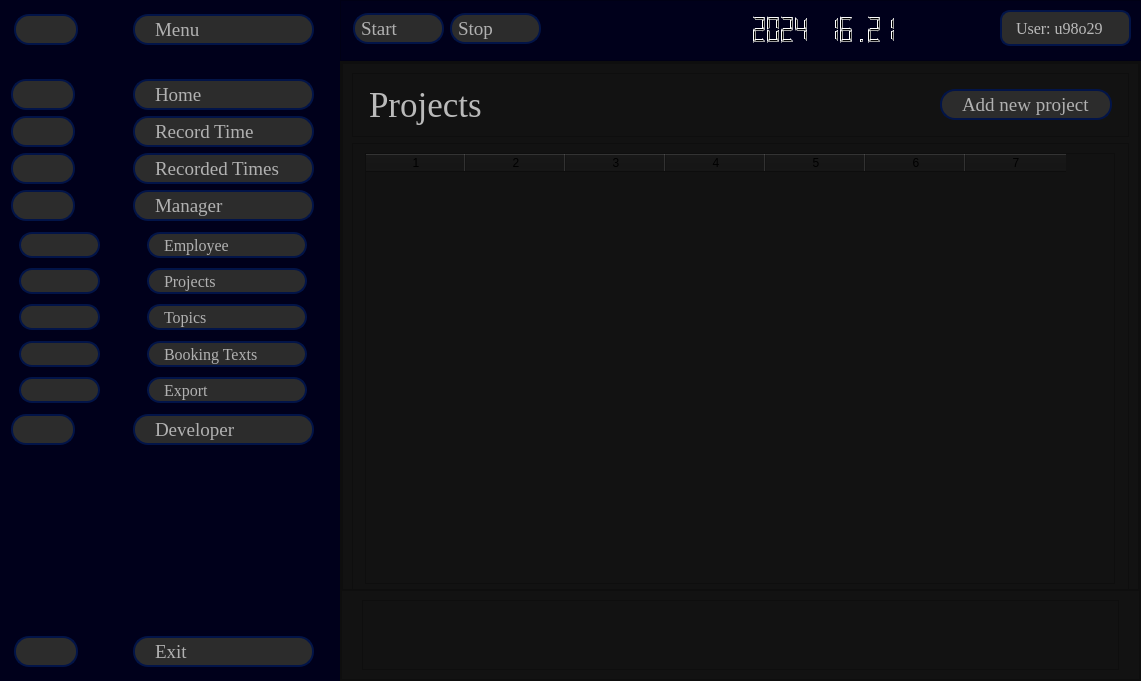
First picture: the form in gui/qtProjects/mainUI.ui, repository gyulii/EffiSync, before the edit.
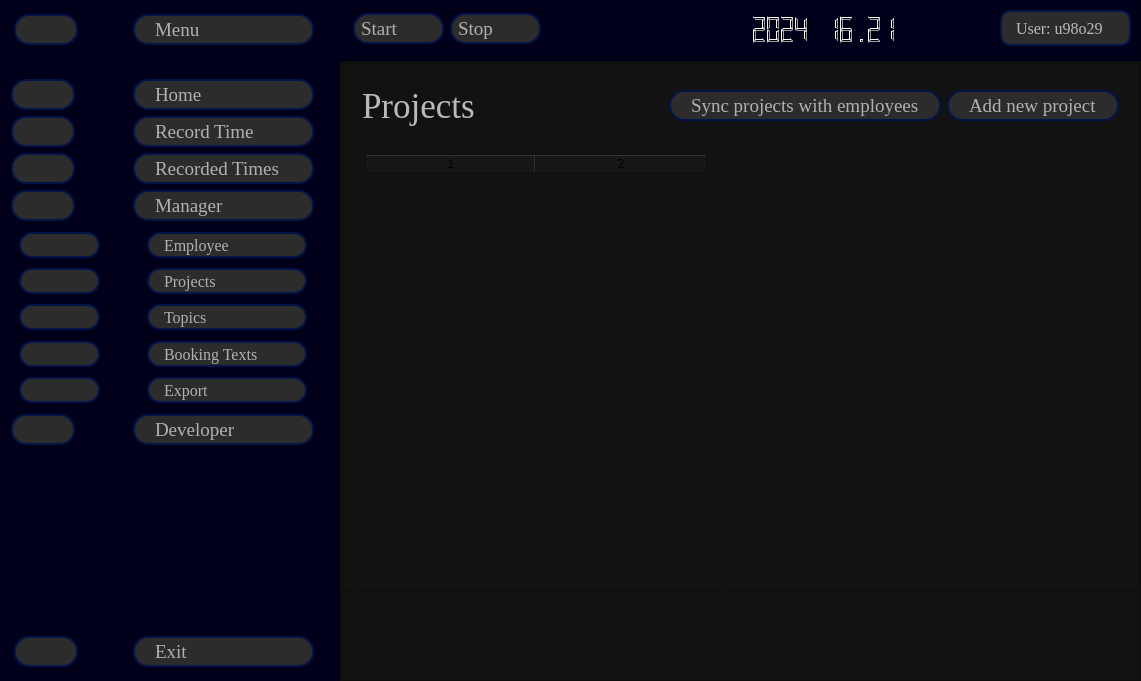
Second picture: the form after the edit. The open tabs and pages were chosen to show the change. Icons and pictures are not drawn.

The edit to the form file:
```diff
--- a/gui/qtProjects/mainUI.ui
+++ b/gui/qtProjects/mainUI.ui
@@ -2106,21 +2106,6 @@
                     <enum>QFrame::Raised</enum>
                    </property>
                    <layout class="QHBoxLayout" name="horizontalLayout_24">
-                    <property name="spacing">
-                     <number>0</number>
-                    </property>
-                    <property name="leftMargin">
-                     <number>16</number>
-                    </property>
-                    <property name="topMargin">
-                     <number>0</number>
-                    </property>
-                    <property name="rightMargin">
-                     <number>16</number>
-                    </property>
-                    <property name="bottomMargin">
-                     <number>0</number>
-                    </property>
                     <item>
                      <widget class="QLabel" name="projectsTitle">
                       <property name="sizePolicy">
@@ -2140,6 +2125,46 @@
                       </property>
                      </widget>
                     </item>
+                    <item>
+                     <widget class="QPushButton" name="syncProjectsBtn">
+                      <property name="minimumSize">
+                       <size>
+                        <width>0</width>
+                        <height>31</height>
+                       </size>
+                      </property>
+                      <property name="font">
+                       <font>
+                        <family>Times New Roman</family>
+                        <pointsize>14</pointsize>
+                       </font>
+                      </property>
+                      <property name="styleSheet">
+                       <string notr="true">QPushButton{
+	background-color: rgb(44, 44, 44);
+	border: 2px solid  rgb(2, 20, 72);
+	border-radius: 15px;
+	color: rgb(177, 177, 177);
+	padding-left: 20px;
+	padding-right: 20px;
+	text-align: left;
+}
+QPushButton::hover{
+	background-color: rgb(23, 32, 42);
+}
+QPushButton::pressed{
+	background-color: rgb(3, 1, 59)
+}</string>
+                      </property>
+                      <property name="text">
+                       <string>Sync projects with employees</string>
+                      </property>
+                      <property name="icon">
+                       <iconset resource="../resources/icons/dark/iconsDark.qrc">
+                        <normaloff>:/iconsDark/icons/plus.svg</normaloff>:/iconsDark/icons/plus.svg</iconset>
+                      </property>
+                     </widget>
+                    </item>
                     <item>
                      <widget class="QPushButton" name="addNewProjectBtn">
                       <property name="minimumSize">
@@ -2186,7 +2211,7 @@
                  <item>
                   <widget class="QFrame" name="projectsContentFrame">
                    <property name="sizePolicy">
-                    <sizepolicy hsizetype="Expanding" vsizetype="Expanding">
+                    <sizepolicy hsizetype="Maximum" vsizetype="Maximum">
                      <horstretch>0</horstretch>
                      <verstretch>0</verstretch>
                     </sizepolicy>
@@ -2206,10 +2231,19 @@
                     </property>
                     <item>
                      <widget class="QTableWidget" name="projectsTable">
+                      <property name="enabled">
+                       <bool>true</bool>
+                      </property>
+                      <property name="sizePolicy">
+                       <sizepolicy hsizetype="Maximum" vsizetype="Expanding">
+                        <horstretch>0</horstretch>
+                        <verstretch>0</verstretch>
+                       </sizepolicy>
+                      </property>
                       <property name="minimumSize">
                        <size>
-                        <width>748</width>
-                        <height>431</height>
+                        <width>342</width>
+                        <height>430</height>
                        </size>
                       </property>
                       <property name="styleSheet">
@@ -2249,18 +2283,19 @@
                        <number>0</number>
                       </property>
                       <property name="columnCount">
-                       <number>7</number>
+                       <number>2</number>
                       </property>
+                      <attribute name="horizontalHeaderMinimumSectionSize">
+                       <number>40</number>
+                      </attribute>
+                      <attribute name="horizontalHeaderDefaultSectionSize">
+                       <number>170</number>
+                      </attribute>
                       <attribute name="verticalHeaderVisible">
                        <bool>false</bool>
                       </attribute>
                       <column/>
                       <column/>
-                      <column/>
-                      <column/>
-                      <column/>
-                      <column/>
-                      <column/>
                      </widget>
                     </item>
                    </layout>
```
Left out of the diff: 413 changed lines with no effect on the pictures.
